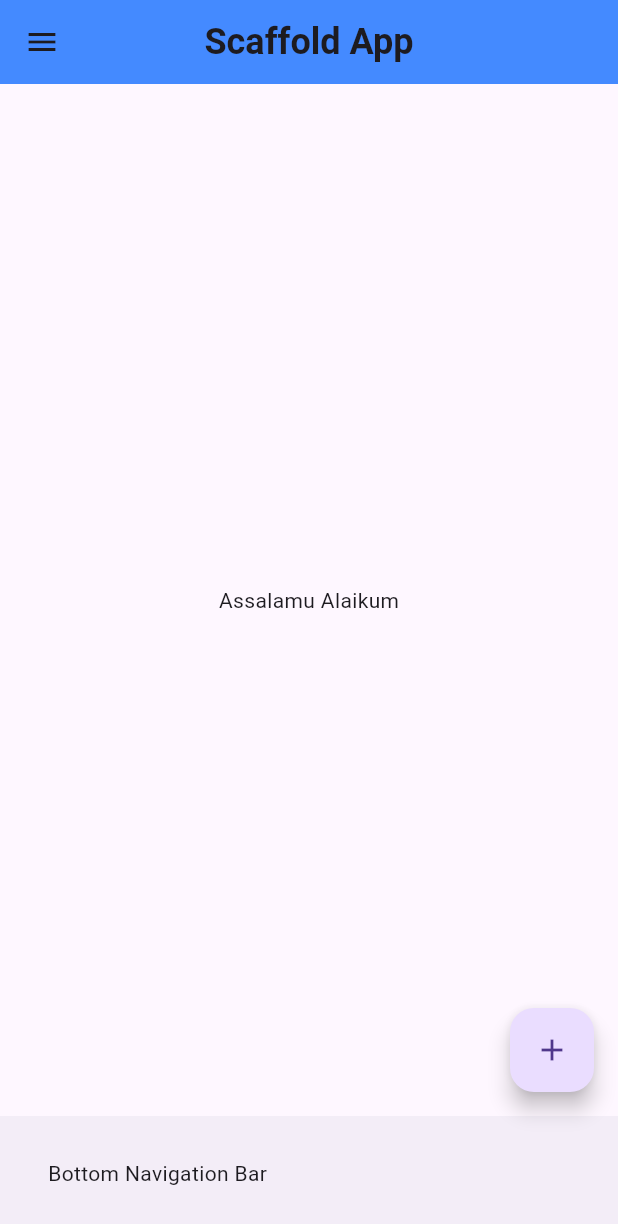
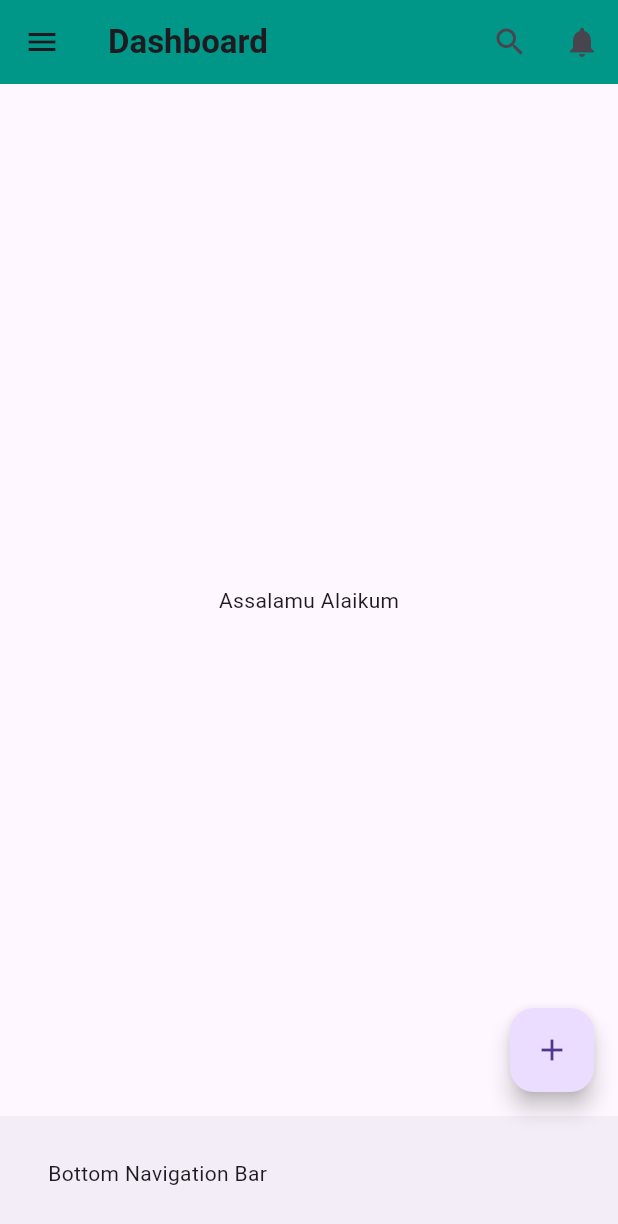
Before and after one commit to iqbal-hossain-01/flutter_practices, a Flutter app: the screen it shows after launch, on a phone screen of 412 x 824 dp. Shown: the top 1224 px of the screen. Run offline on Flutter 3.47's test engine with Material 3 defaults, Android fonts, the phone set to English and light mode, and no system bars.

Commit message:
AppBar with Action Buttons

```diff
--- a/lib/pages/home_screen.dart
+++ b/lib/pages/home_screen.dart
@@ -9,14 +9,32 @@ class HomeScreen extends StatelessWidget {
       // <---- APP BAR ---->
       appBar: AppBar(
         title: const Text(
-          "Scaffold App",
+          //"Scaffold App",
+          "Dashboard",
           style: TextStyle(
-            fontWeight: FontWeight.bold,
-            fontSize: 24,
+            fontWeight: FontWeight.w600,
+            fontSize: 22,
           ),
         ),
-        centerTitle: true,
-        backgroundColor: Colors.blueAccent,
+
+        actions: [
+          IconButton(
+            onPressed: () {
+              // Search action
+            },
+            icon: const Icon(Icons.search),
+          ),
+          IconButton(
+            onPressed: () {
+              // Notifications action
+            },
+            icon: const Icon(Icons.notifications),
+          ),
+        ],
+
+        // centerTitle: true,
+        //backgroundColor: Colors.blueAccent,
+        backgroundColor: Colors.teal,
       ),
 
       // <---- DRAWER ---->
```
